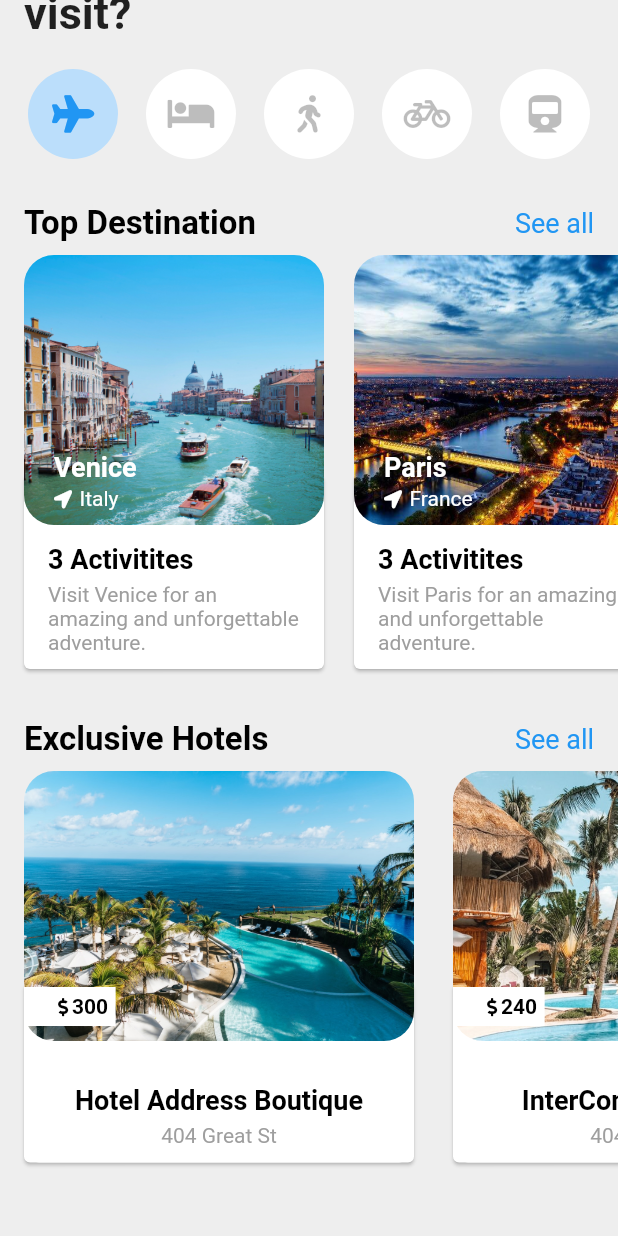
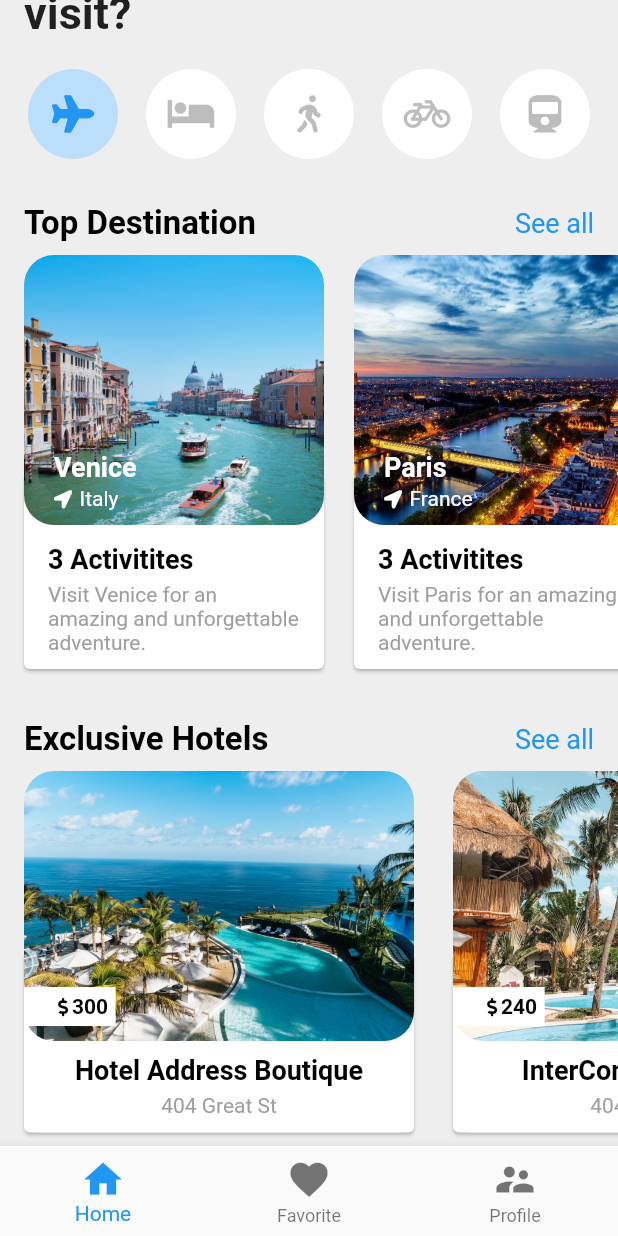
Before and after one commit to NikhilBhople/Flutter_Design, a Flutter app: the screen it shows after launch, scrolled down 74 dp, on a phone screen of 412 x 824 dp. Run offline on Flutter 3.47's test engine with Material 2 defaults, Android fonts, the phone set to English and light mode, and no system bars; our stand-ins replace font_awesome_flutter.

Commit message:
added bottom navigation (home, favorite, profile)

```diff
--- a/lib/main.dart
+++ b/lib/main.dart
@@ -13,13 +13,8 @@ class MyfirstApp extends StatefulWidget {
 
 class _HomePage extends State<MyfirstApp> {
   int _selectedIcon = 0;
-  List<IconData> icons = [
-    FontAwesomeIcons.plane,
-    FontAwesomeIcons.bed,
-    FontAwesomeIcons.walking,
-    FontAwesomeIcons.bicycle,
-    FontAwesomeIcons.train,
-  ];
+  int _bottomNavigationPosition = 0;
+  List<IconData> icons = getIconsList();
 
   Widget _buildIcons(int position) {
     return GestureDetector(
@@ -82,6 +77,32 @@ class _HomePage extends State<MyfirstApp> {
                   ],
                 ),
               )),
+          bottomNavigationBar: BottomNavigationBar(
+            currentIndex: _bottomNavigationPosition,
+            items: getBottomNavigationBarItems(),
+            onTap: ((int position) {
+              setState(() {
+                _bottomNavigationPosition = position;
+              });
+            }),),
         ));
   }
 }
+
+List<IconData> getIconsList() {
+  return [
+    FontAwesomeIcons.plane,
+    FontAwesomeIcons.bed,
+    FontAwesomeIcons.walking,
+    FontAwesomeIcons.bicycle,
+    FontAwesomeIcons.train,
+  ];
+}
+
+List<BottomNavigationBarItem> getBottomNavigationBarItems() {
+  return [
+    BottomNavigationBarItem(title: Text("Home"), icon: Icon(Icons.home, size: 30,),),
+    BottomNavigationBarItem(title: Text("Favorite"), icon: Icon(Icons.favorite, size: 30,),),
+    BottomNavigationBarItem(title: Text("Profile"), icon: Icon(Icons.supervisor_account, size: 30,),),
+  ];
+}
--- a/lib/widgets/exclusive_hotels.dart
+++ b/lib/widgets/exclusive_hotels.dart
@@ -25,7 +25,7 @@ class ExclusiveHotels extends StatelessWidget {
           ),
         ),
         Container(
-          height: 280,
+          height: 260,
           child: buildTopDestinationList(),
         )
       ],
```
